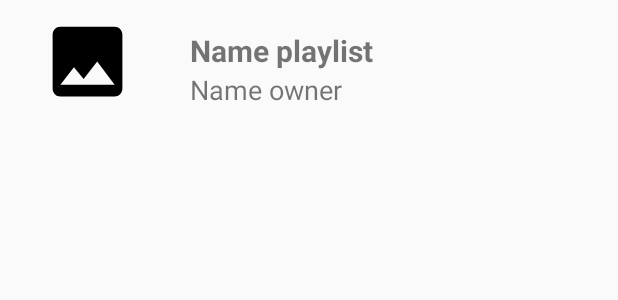
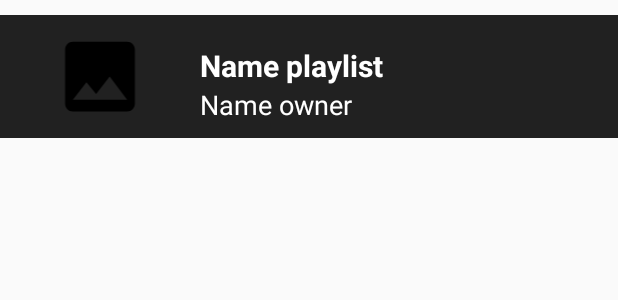
Before and after one commit to vninomtz/MovilClientLisMusic, an Android app: the layout playlist_item_layout.xml on its own in the app's theme, with its tools: preview values and no code run, on a phone screen of 412 x 824 dp. Shown: the top 300 px of the screen. Run offline under Robolectric (Android 15) with nearby library versions, the phone set to English and light mode, and no system bars; network calls fail.

```diff
--- a/code/app/src/main/java/com/uv/lismusicjava/ui/library/adapters/PlaylistAdapter.java
+++ b/code/app/src/main/java/com/uv/lismusicjava/ui/library/adapters/PlaylistAdapter.java
@@ -44,9 +44,9 @@ public class PlaylistAdapter extends RecyclerView.Adapter<PlaylistAdapter.Playli
 
     @Override
     public void onBindViewHolder(@NonNull PlaylistViewHolder holder, int position) {
-        holder.namePlaylist.setText(listPlaylist.get(position).getName());
-        holder.nameOwner.setText((listPlaylist.get(position).getOwner()));
-        Glide.with(context).load(listPlaylist.get(position).getImage()).into(holder.image);
+        holder.namePlaylist.setText(listPlaylist.get(position).getTitle());
+        holder.nameOwner.setText((listPlaylist.get(position).getIdAccount()));
+        Glide.with(context).load(listPlaylist.get(position).getCover()).into(holder.image);
 
 
     }
--- a/code/app/src/main/res/layout/fragment_library.xml
+++ b/code/app/src/main/res/layout/fragment_library.xml
@@ -11,12 +11,14 @@
         android:id="@+id/pagerLibrary"
         android:layout_width="match_parent"
         android:layout_height="match_parent"
-        app:layout_constraintBottom_toBottomOf="parent" >
+        app:layout_constraintBottom_toTopOf="parent"
+        android:layout_marginBottom="50dp">
 
         <com.google.android.material.tabs.TabLayout
             android:id="@+id/tab_layoutLibrary"
             android:layout_width="match_parent"
-            android:layout_height="wrap_content" />
+            android:layout_height="wrap_content"
+            app:tabTextColor="@color/primaryTextColor"/>
     </androidx.viewpager.widget.ViewPager>
 
 </androidx.constraintlayout.widget.ConstraintLayout>
--- a/code/app/src/main/res/layout/playlist_item_layout.xml
+++ b/code/app/src/main/res/layout/playlist_item_layout.xml
@@ -4,13 +4,18 @@
     xmlns:tools="http://schemas.android.com/tools"
     android:layout_width="match_parent"
     android:layout_height="wrap_content"
-    android:orientation="horizontal">
+    android:orientation="horizontal"
+    android:background="@color/primaryColor"
+    android:layout_marginRight="0dp"
+    android:layout_marginLeft="0dp"
+    android:layout_marginTop="10dp" >
 
 
     <ImageView
         android:id="@+id/imageView_playlist_item"
         android:layout_width="wrap_content"
         android:layout_height="match_parent"
+        android:layout_marginLeft="10dp"
         android:layout_marginTop="10dp"
         android:layout_marginBottom="10dp"
         android:layout_weight="1"
@@ -31,7 +36,8 @@
             android:layout_height="wrap_content"
             android:text="Name playlist"
             android:textSize="20sp"
-            android:textStyle="bold" />
+            android:textStyle="bold"
+            android:textColor="@color/primaryTextColor"/>
 
         <TextView
             android:id="@+id/textView_nameOwner_playlist_item"
@@ -39,7 +45,8 @@
             android:layout_height="wrap_content"
             android:layout_marginBottom="10dp"
             android:text="Name owner"
-            android:textSize="18sp" />
+            android:textSize="18sp"
+            android:textColor="@color/primaryTextColor"/>
 
     </LinearLayout>
 </LinearLayout>
--- a/code/build.gradle
+++ b/code/build.gradle
@@ -8,7 +8,7 @@ buildscript {
 
     }
     dependencies {
-        classpath 'com.android.tools.build:gradle:3.6.3'
+        classpath 'com.android.tools.build:gradle:4.0.0'
 
 
         // NOTE: Do not place your application dependencies here; they belong
```
Also changed, not shown: code/app/build.gradle (+4 -4 lines), code/app/src/main/java/com/uv/lismusicjava/domain/Playlist.java (+31 -27 lines), code/app/src/main/java/com/uv/lismusicjava/ui/library/PlaylistLibraryFragment.java (+5 -3 lines), code/gradle/wrapper/gradle-wrapper.properties.
